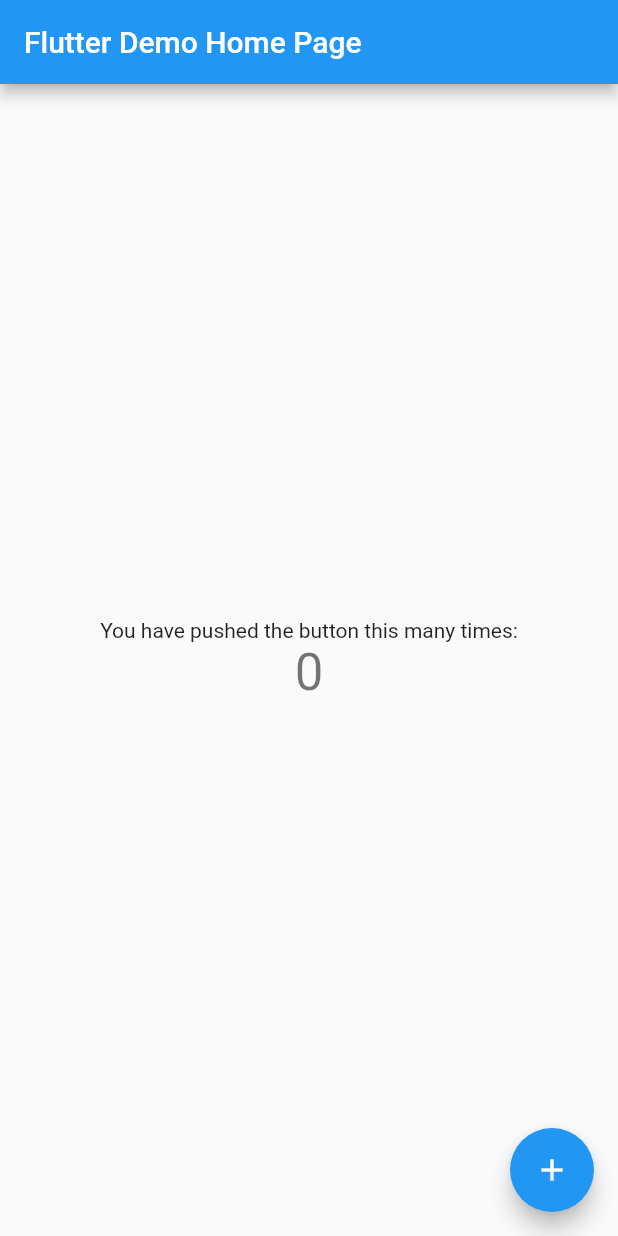
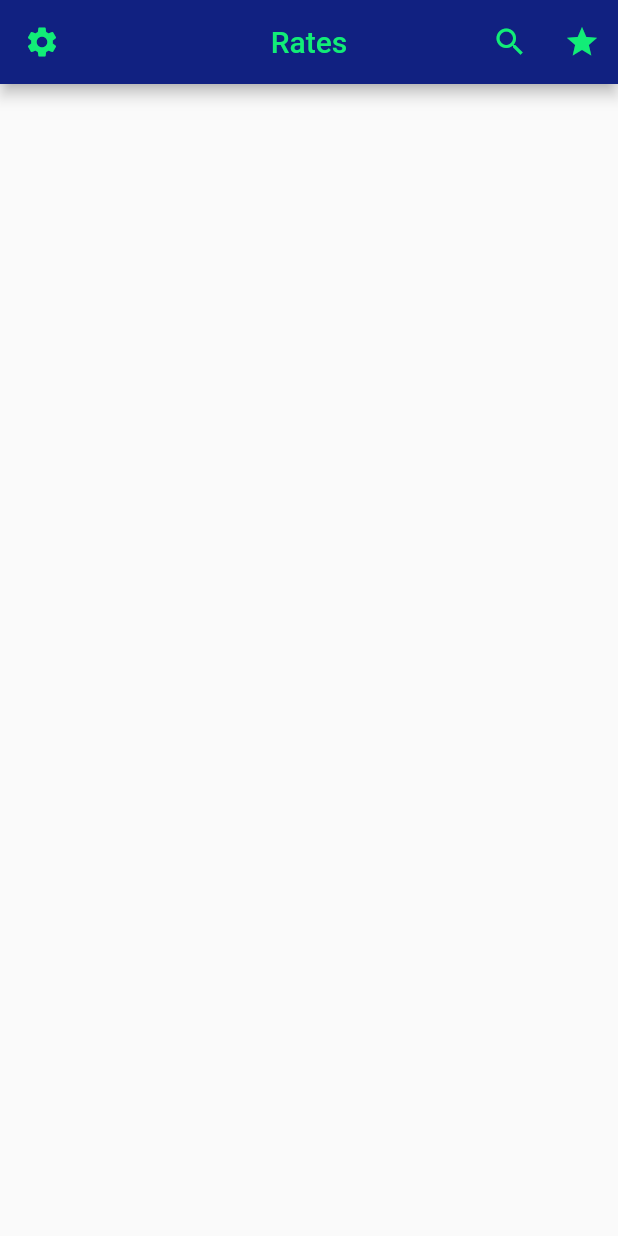
Before and after one commit to TinchoOlivari/crypter-challenge, a Flutter app: the screen it shows after launch, on a phone screen of 412 x 824 dp. Run offline on Flutter 3.47's test engine with Material 2 defaults, Android fonts, the phone set to English and light mode, and no system bars.

Commit message:
AppBar added

```diff
--- a/lib/main.dart
+++ b/lib/main.dart
@@ -1,117 +1,19 @@
 import 'package:flutter/material.dart';
+import 'screens/home.dart';
 
 void main() {
   runApp(MyApp());
 }
 
 class MyApp extends StatelessWidget {
-  // This widget is the root of your application.
   @override
   Widget build(BuildContext context) {
     return MaterialApp(
-      title: 'Flutter Demo',
+      title: 'Crypter Challenge',
       theme: ThemeData(
-        // This is the theme of your application.
-        //
-        // Try running your application with "flutter run". You'll see the
-        // application has a blue toolbar. Then, without quitting the app, try
-        // changing the primarySwatch below to Colors.green and then invoke
-        // "hot reload" (press "r" in the console where you ran "flutter run",
-        // or simply save your changes to "hot reload" in a Flutter IDE).
-        // Notice that the counter didn't reset back to zero; the application
-        // is not restarted.
-        primarySwatch: Colors.blue,
-        // This makes the visual density adapt to the platform that you run
-        // the app on. For desktop platforms, the controls will be smaller and
-        // closer together (more dense) than on mobile platforms.
         visualDensity: VisualDensity.adaptivePlatformDensity,
       ),
-      home: MyHomePage(title: 'Flutter Demo Home Page'),
+      home: HomeScreen(),
     );
   }
 }
-
-class MyHomePage extends StatefulWidget {
-  MyHomePage({Key key, this.title}) : super(key: key);
-
-  // This widget is the home page of your application. It is stateful, meaning
-  // that it has a State object (defined below) that contains fields that affect
-  // how it looks.
-
-  // This class is the configuration for the state. It holds the values (in this
-  // case the title) provided by the parent (in this case the App widget) and
-  // used by the build method of the State. Fields in a Widget subclass are
-  // always marked "final".
-
-  final String title;
-
-  @override
-  _MyHomePageState createState() => _MyHomePageState();
-}
-
-class _MyHomePageState extends State<MyHomePage> {
-  int _counter = 0;
-
-  void _incrementCounter() {
-    setState(() {
-      // This call to setState tells the Flutter framework that something has
-      // changed in this State, which causes it to rerun the build method below
-      // so that the display can reflect the updated values. If we changed
-      // _counter without calling setState(), then the build method would not be
-      // called again, and so nothing would appear to happen.
-      _counter++;
-    });
-  }
-
-  @override
-  Widget build(BuildContext context) {
-    // This method is rerun every time setState is called, for instance as done
-    // by the _incrementCounter method above.
-    //
-    // The Flutter framework has been optimized to make rerunning build methods
-    // fast, so that you can just rebuild anything that needs updating rather
-    // than having to individually change instances of widgets.
-    return Scaffold(
-      appBar: AppBar(
-        // Here we take the value from the MyHomePage object that was created by
-        // the App.build method, and use it to set our appbar title.
-        title: Text(widget.title),
-      ),
-      body: Center(
-        // Center is a layout widget. It takes a single child and positions it
-        // in the middle of the parent.
-        child: Column(
-          // Column is also a layout widget. It takes a list of children and
-          // arranges them vertically. By default, it sizes itself to fit its
-          // children horizontally, and tries to be as tall as its parent.
-          //
-          // Invoke "debug painting" (press "p" in the console, choose the
-          // "Toggle Debug Paint" action from the Flutter Inspector in Android
-          // Studio, or the "Toggle Debug Paint" command in Visual Studio Code)
-          // to see the wireframe for each widget.
-          //
-          // Column has various properties to control how it sizes itself and
-          // how it positions its children. Here we use mainAxisAlignment to
-          // center the children vertically; the main axis here is the vertical
-          // axis because Columns are vertical (the cross axis would be
-          // horizontal).
-          mainAxisAlignment: MainAxisAlignment.center,
-          children: <Widget>[
-            Text(
-              'You have pushed the button this many times:',
-            ),
-            Text(
-              '$_counter',
-              style: Theme.of(context).textTheme.headline4,
-            ),
-          ],
-        ),
-      ),
-      floatingActionButton: FloatingActionButton(
-        onPressed: _incrementCounter,
-        tooltip: 'Increment',
-        child: Icon(Icons.add),
-      ), // This trailing comma makes auto-formatting nicer for build methods.
-    );
-  }
-}
--- /dev/null
+++ b/lib/screens/home.dart
@@ -0,0 +1,50 @@
+import 'package:flutter/cupertino.dart';
+import 'package:flutter/material.dart';
+
+class HomeScreen extends StatefulWidget {
+  @override
+  _HomeScreenState createState() => _HomeScreenState();
+}
+
+class _HomeScreenState extends State<HomeScreen> {
+  @override
+  Widget build(BuildContext context) {
+    return Scaffold(
+      appBar: AppBar(
+        backgroundColor: Color.fromRGBO(17, 33, 129, 1),
+        centerTitle: true,
+        title: Text('Rates',
+            style: TextStyle(color: Color.fromRGBO(18, 237, 119, 1))),
+        actions: [
+          IconButton(
+            icon: Icon(
+              Icons.search,
+              color: Color.fromRGBO(18, 237, 119, 1),
+            ),
+            onPressed: () {
+              print('Fav pressed');
+            },
+          ),
+          IconButton(
+            icon: Icon(
+              Icons.star,
+              color: Color.fromRGBO(18, 237, 119, 1),
+            ),
+            onPressed: () {
+              print('Search pressed');
+            },
+          ),
+        ],
+        leading: IconButton(
+          icon: Icon(
+            Icons.settings,
+            color: Color.fromRGBO(18, 237, 119, 1),
+          ),
+          onPressed: () {
+            print('Settings pressed');
+          },
+        ),
+      ),
+    );
+  }
+}
```
